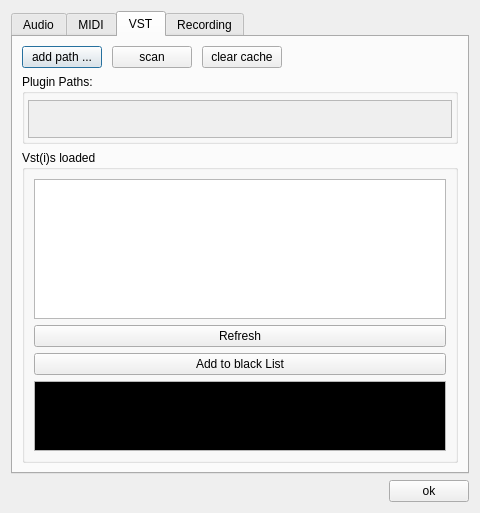
elieserdejesus/JamTaba, file src/gui/PreferencesDialog.ui: the form before one commit.
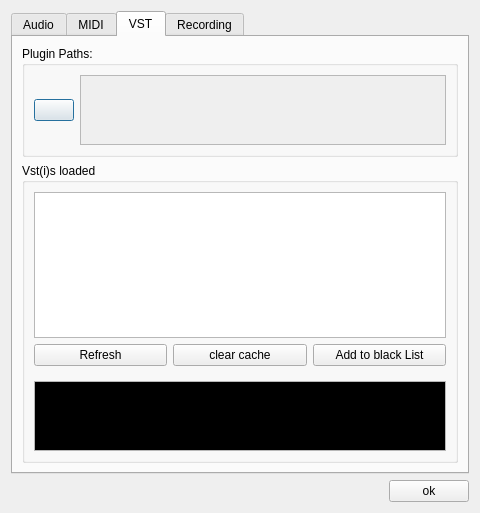
The form after the commit.

Commit message: improving PreferencesDialog layout

The edit to the form file:
```diff
--- a/src/gui/PreferencesDialog.ui
+++ b/src/gui/PreferencesDialog.ui
@@ -273,59 +273,43 @@
        <string>VST</string>
       </attribute>
       <layout class="QGridLayout" name="gridLayout_3">
-       <item row="1" column="0">
+       <item row="0" column="0">
         <widget class="QGroupBox" name="groupBoxPaths">
-         <property name="sizePolicy">
-          <sizepolicy hsizetype="Preferred" vsizetype="Fixed">
-           <horstretch>0</horstretch>
-           <verstretch>0</verstretch>
-          </sizepolicy>
-         </property>
-         <property name="minimumSize">
-          <size>
-           <width>0</width>
-           <height>70</height>
-          </size>
-         </property>
-         <property name="maximumSize">
-          <size>
-           <width>16777215</width>
-           <height>120</height>
-          </size>
-         </property>
          <property name="title">
           <string>Plugin Paths:</string>
          </property>
-         <layout class="QVBoxLayout" name="verticalLayout_8">
+         <layout class="QHBoxLayout" name="horizontalLayout_2">
           <property name="spacing">
-           <number>0</number>
+           <number>6</number>
           </property>
           <property name="leftMargin">
-           <number>3</number>
+           <number>9</number>
           </property>
           <property name="topMargin">
-           <number>6</number>
+           <number>9</number>
           </property>
           <property name="rightMargin">
-           <number>3</number>
+           <number>9</number>
           </property>
           <property name="bottomMargin">
-           <number>3</number>
+           <number>9</number>
           </property>
+          <item>
+           <widget class="QPushButton" name="buttonAddVstScanFolder">
+            <property name="toolTip">
+             <string>Add a new folder ...</string>
+            </property>
+            <property name="text">
+             <string/>
+            </property>
+           </widget>
+          </item>
           <item>
            <widget class="QScrollArea" name="scrollArea">
             <property name="widgetResizable">
              <bool>true</bool>
             </property>
             <widget class="QWidget" name="panelScanFolders">
-             <property name="geometry">
-              <rect>
-               <x>0</x>
-               <y>0</y>
-               <width>428</width>
-               <height>44</height>
-              </rect>
-             </property>
              <layout class="QVBoxLayout" name="verticalLayout_10">
               <property name="spacing">
                <number>3</number>
@@ -349,48 +333,7 @@
          </layout>
         </widget>
        </item>
-       <item row="0" column="0">
-        <layout class="QHBoxLayout" name="topButtonsLayout">
-         <property name="spacing">
-          <number>10</number>
-         </property>
-         <item>
-          <widget class="QPushButton" name="buttonAddVstPath">
-           <property name="text">
-            <string>add path ...</string>
-           </property>
-          </widget>
-         </item>
-         <item>
-          <widget class="QPushButton" name="buttonScanVSTs">
-           <property name="text">
-            <string>scan</string>
-           </property>
-          </widget>
-         </item>
-         <item>
-          <widget class="QPushButton" name="buttonClearVstCache">
-           <property name="text">
-            <string>clear cache</string>
-           </property>
-          </widget>
-         </item>
-         <item>
-          <spacer name="horizontalSpacer_2">
-           <property name="orientation">
-            <enum>Qt::Horizontal</enum>
-           </property>
-           <property name="sizeHint" stdset="0">
-            <size>
-             <width>40</width>
-             <height>20</height>
-            </size>
-           </property>
-          </spacer>
-         </item>
-        </layout>
-       </item>
-       <item row="2" column="0">
+       <item row="1" column="0">
         <widget class="QGroupBox" name="groupBoxVst">
          <property name="title">
           <string>Vst(i)s loaded</string>
@@ -410,17 +353,39 @@
            </widget>
           </item>
           <item>
-           <widget class="QPushButton" name="ButtonVst_Refresh">
-            <property name="text">
-             <string>Refresh</string>
-            </property>
-           </widget>
-          </item>
-          <item>
-           <widget class="QPushButton" name="ButtonVST_AddToBlackList">
-            <property name="text">
-             <string>Add to black List</string>
-            </property>
+           <widget class="QWidget" name="widget_2" native="true">
+            <layout class="QHBoxLayout" name="horizontalLayout">
+             <property name="leftMargin">
+              <number>0</number>
+             </property>
+             <property name="topMargin">
+              <number>0</number>
+             </property>
+             <property name="rightMargin">
+              <number>0</number>
+             </property>
+             <item>
+              <widget class="QPushButton" name="ButtonVst_Refresh">
+               <property name="text">
+                <string>Refresh</string>
+               </property>
+              </widget>
+             </item>
+             <item>
+              <widget class="QPushButton" name="buttonClearVstCache">
+               <property name="text">
+                <string>clear cache</string>
+               </property>
+              </widget>
+             </item>
+             <item>
+              <widget class="QPushButton" name="ButtonVST_AddToBlackList">
+               <property name="text">
+                <string>Add to black List</string>
+               </property>
+              </widget>
+             </item>
+            </layout>
            </widget>
           </item>
           <item>
```
The commit also changes 3 other files.
